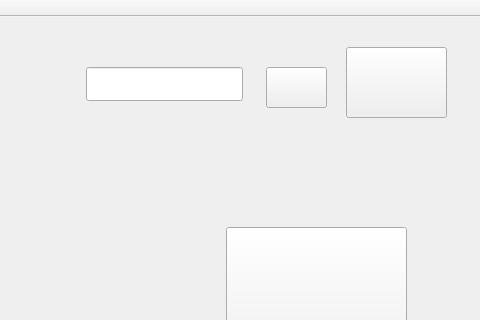
First picture: the form in UTM/mainwindow.ui, repository Dawn-K/TuringMachine_Qt, before the edit; both pictures show x 604 to 1084 and y 0 to 320 of the 1084 by 743 pixel window.
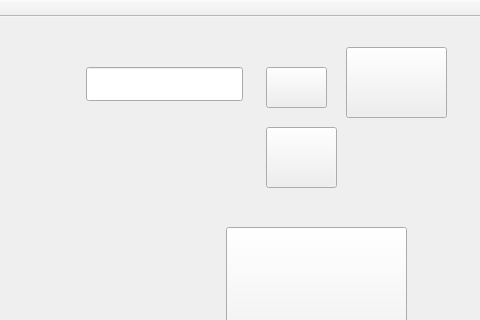
Second picture: the form after the edit. Icons and pictures are not drawn.

What changed in the file:
```diff
--- a/UTM/mainwindow.ui
+++ b/UTM/mainwindow.ui
@@ -85,7 +85,7 @@
      <string/>
     </property>
    </widget>
-   <widget class="QWidget" name="">
+   <widget class="QWidget" name="layoutWidget">
     <property name="geometry">
      <rect>
       <x>60</x>
@@ -202,7 +202,7 @@
      </rect>
     </property>
    </widget>
-   <widget class="QWidget" name="">
+   <widget class="QWidget" name="layoutWidget">
     <property name="geometry">
      <rect>
       <x>220</x>
@@ -228,6 +228,22 @@
      </item>
     </layout>
    </widget>
+   <widget class="QPushButton" name="BTN_AutoPlay">
+    <property name="geometry">
+     <rect>
+      <x>870</x>
+      <y>110</y>
+      <width>71</width>
+      <height>61</height>
+     </rect>
+    </property>
+    <property name="styleSheet">
+     <string notr="true">border-image: url(:/back/auto.png);</string>
+    </property>
+    <property name="text">
+     <string/>
+    </property>
+   </widget>
   </widget>
   <widget class="QMenuBar" name="menuBar">
    <property name="geometry">
```
Left out of the diff: 2 changed lines with no effect on the pictures.
